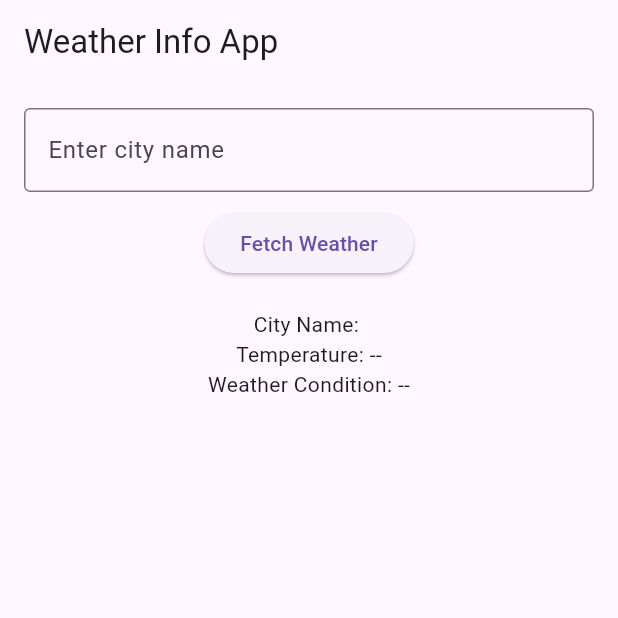
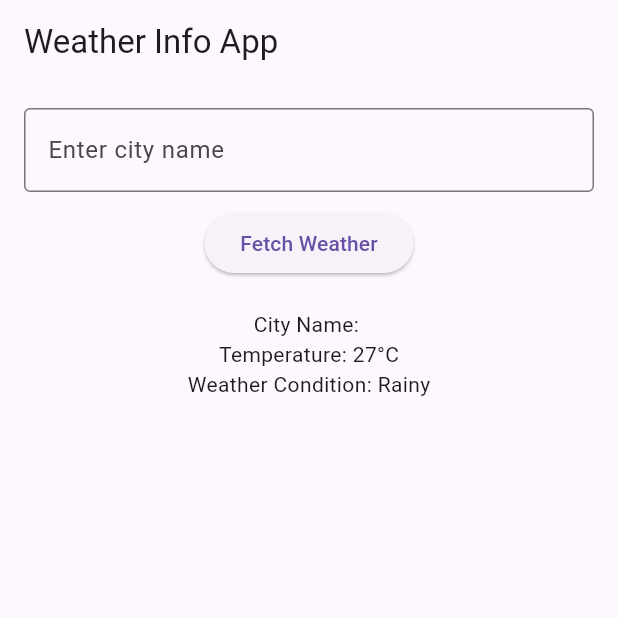
Before and after one commit to mcarney7/weather_app, a Flutter app: the screen it shows after launch, after a tap on "Fetch Weather", on a phone screen of 412 x 824 dp, the top half of it. Run offline on Flutter 3.47's test engine with Material 3 defaults, Android fonts, the phone set to English and light mode, and no system bars.

Commit message:
Simulated weather data for input city

```diff
--- a/lib/main.dart
+++ b/lib/main.dart
@@ -1,3 +1,4 @@
+import 'dart:math';
 import 'package:flutter/material.dart';
 
 void main() {
@@ -24,6 +25,17 @@ class WeatherHomePage extends StatefulWidget {
 
 class _WeatherHomePageState extends State<WeatherHomePage> {
   String cityName = '';
+  String weatherCondition = '--';
+  String temperature = '--';
+
+  void fetchWeather() {
+    setState(() {
+      Random random = Random();
+      temperature = '${15 + random.nextInt(16)}°C';
+      List<String> conditions = ['Sunny', 'Cloudy', 'Rainy'];
+      weatherCondition = conditions[random.nextInt(3)];
+    });
+  }
 
   @override
   Widget build(BuildContext context) {
@@ -48,15 +60,13 @@ class _WeatherHomePageState extends State<WeatherHomePage> {
             ),
             SizedBox(height: 10),
             ElevatedButton(
-              onPressed: () {
-                // Logic for fetching weather will go here
-              },
+              onPressed: fetchWeather,
               child: Text('Fetch Weather'),
             ),
             SizedBox(height: 20),
             Text('City Name: $cityName'),
-            Text('Temperature: --'),
-            Text('Weather Condition: --'),
+            Text('Temperature: $temperature'),
+            Text('Weather Condition: $weatherCondition'),
           ],
         ),
       ),
```
